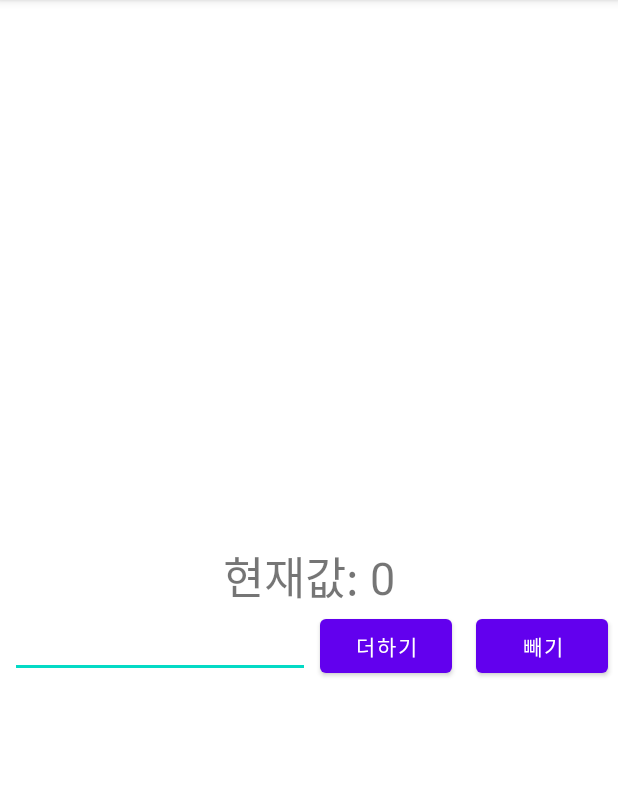
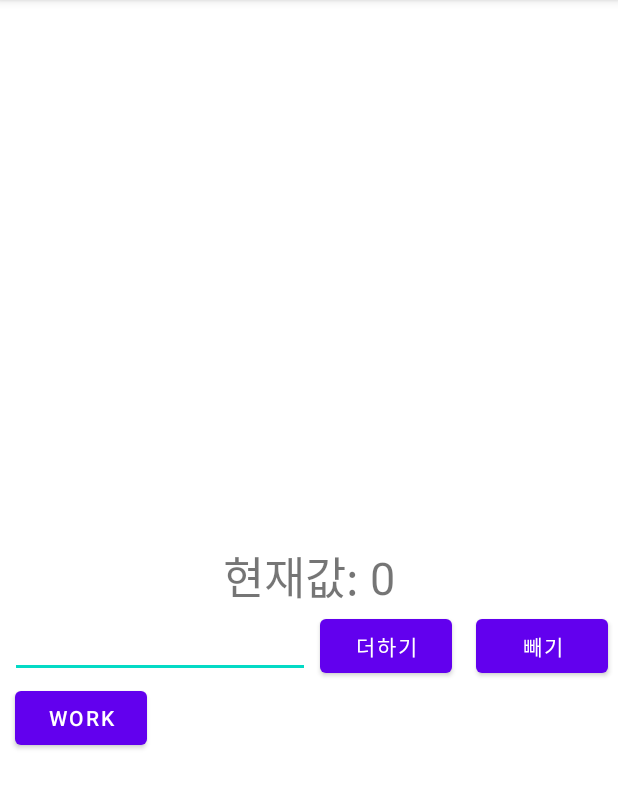
Before and after one commit to ydjvchslf/flow, an Android app: the screen it shows after launch (MainActivity), after a tap on "더하기", on a phone screen of 412 x 824 dp, the part 84-893 px from its top. Run offline under Robolectric (Android 15) with nearby library versions, the phone set to English and light mode, and no system bars.

Commit message:
코루틴으로 ui 업데이트 적용

```diff
--- a/app/src/main/java/com/poliot/coroutine/MainActivity.kt
+++ b/app/src/main/java/com/poliot/coroutine/MainActivity.kt
@@ -89,6 +89,7 @@ class MainActivity : AppCompatActivity(), View.OnClickListener {
         // 리스너 연결
         binding.plusBtn.setOnClickListener(this)
         binding.minusBtn.setOnClickListener(this)
+        binding.workBtn.setOnClickListener(this)
 
 
     }
@@ -102,21 +103,28 @@ class MainActivity : AppCompatActivity(), View.OnClickListener {
 
     override fun onClick(view: View?) {
 
-        val userInputString = binding.numberInputEdittext.text.toString()
-
-        if (userInputString.isEmpty()) {
-            return
-        }
-
-        val userInputNumber = userInputString.toInt()
+//        val userInputString = binding.numberInputEdittext.text.toString()
+//
+//        if (userInputString.isEmpty()) {
+//            return
+//        }
+//
+//        val userInputNumber = userInputString.toInt()
 
         // 뷰모델에 라이브데이터 값을 변경하는 메소드 실행
         when (view) {
             binding.plusBtn -> {
-                mainViewModel.updateValue(NumberActionType.PLUS, userInputNumber)
+                //mainViewModel.updateValue(NumberActionType.PLUS, userInputNumber)
             }
             binding.minusBtn -> {
-                mainViewModel.updateValue(NumberActionType.MINUS, userInputNumber)
+                //mainViewModel.updateValue(NumberActionType.MINUS, userInputNumber)
+            }
+            binding.workBtn -> {
+                mainViewModel.backgroundWork {
+                    lifecycleScope.launch(Dispatchers.Main) {
+                        Toast.makeText(this@MainActivity, it, Toast.LENGTH_LONG).show()
+                    }
+                }
             }
         }
     }
--- a/app/src/main/res/layout/activity_main.xml
+++ b/app/src/main/res/layout/activity_main.xml
@@ -47,6 +47,15 @@
         android:layout_marginStart="10dp"
         android:text="빼기" />
 
+    <Button
+        android:id="@+id/work_btn"
+        android:layout_width="wrap_content"
+        android:layout_height="wrap_content"
+        app:layout_constraintTop_toBottomOf="@id/plus_btn"
+        app:layout_constraintStart_toStartOf="parent"
+        android:layout_marginStart="10dp"
+        android:text="work" />
+
     <com.airbnb.lottie.LottieAnimationView
         android:id="@+id/loading_bar"
         android:layout_width="150dp"
```
Also changed, not shown: app/src/main/java/com/poliot/coroutine/MainViewModel.kt (+29 -4 lines).
